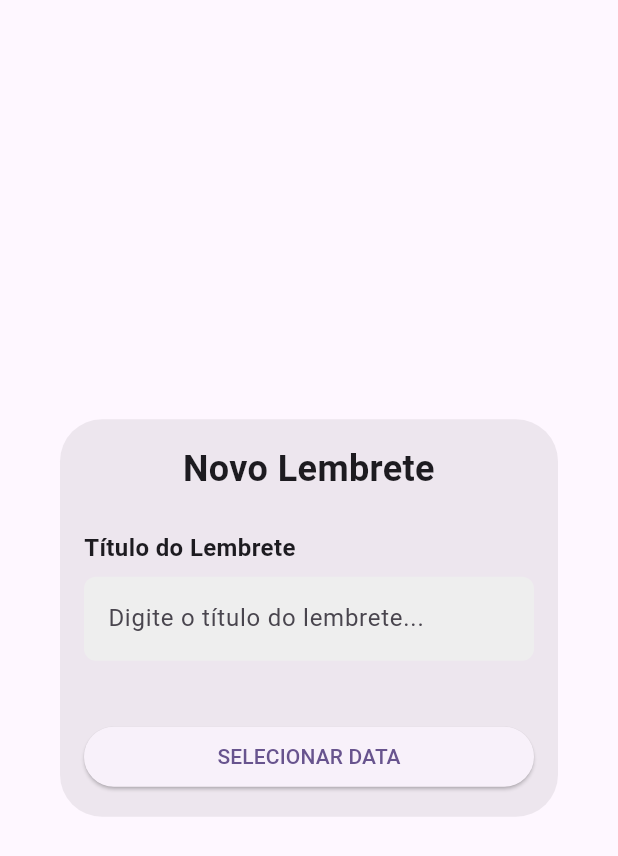
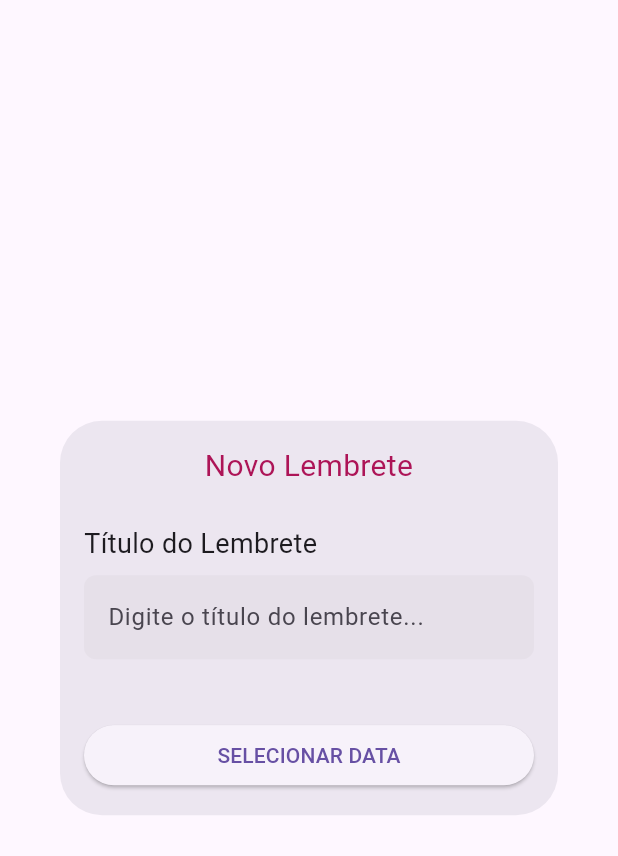
Before and after one commit to leticiatakenaka/reminder-app, a Flutter app: the FormularioDialog widget shown alone on an empty page, opened directly with empty values, on a phone screen of 412 x 824 dp. Shown: the top 856 px of the screen. Run offline on Flutter 3.47's test engine with Material 2 defaults, Android fonts, the phone set to English and light mode, and no system bars; our stand-ins replace cloud_firestore, firebase_core; accounts and stored records are empty.

Commit message:
ajustes de cores

```diff
--- a/lib/main.dart
+++ b/lib/main.dart
@@ -27,9 +27,7 @@ class Main extends StatelessWidget {
           Locale("pt", "BR"),
         ],
         locale: const Locale("pt", "BR"),
-        theme: ThemeData(
-            colorScheme: ColorScheme.fromSeed(seedColor: Colors.deepPurple),
-            useMaterial3: true),
+        theme: ThemeData(useMaterial3: true),
         home: const Home());
   }
 }
--- a/lib/view/formulario.dart
+++ b/lib/view/formulario.dart
@@ -53,16 +53,17 @@ class _FormularioDialogState extends State<FormularioDialog> {
                                       : "Novo Lembrete",
                                   textAlign: TextAlign.center,
                                   style: const TextStyle(
-                                      fontSize: 24,
-                                      fontWeight: FontWeight.bold)),
+                                    fontSize: 20,
+                                    color: Color(0xFFAD1457),
+                                  )),
                               const SizedBox(height: 24),
                               const Align(
                                   alignment: Alignment.centerLeft,
                                   child: Text(
                                     "Título do Lembrete",
                                     style: TextStyle(
-                                        fontSize: 16,
-                                        fontWeight: FontWeight.bold),
+                                      fontSize: 18,
+                                    ),
                                   )),
                               const SizedBox(height: 8),
                               TextFormField(
@@ -80,7 +81,6 @@ class _FormularioDialogState extends State<FormularioDialog> {
                                       : "",
                                   decoration: InputDecoration(
                                       filled: true,
-                                      fillColor: Colors.grey[200],
                                       hintText:
                                           "Digite o título do lembrete...",
                                       border: OutlineInputBorder(
@@ -104,6 +104,11 @@ class _FormularioDialogState extends State<FormularioDialog> {
                     : Column(
                         crossAxisAlignment: CrossAxisAlignment.stretch,
                         children: [
+                            const Text("Selecione a data",
+                                style: TextStyle(
+                                  fontSize: 20,
+                                  color: Color(0xFFAD1457),
+                                )),
                             CalendarDatePicker(
                                 firstDate: diaPosterior,
                                 initialDate: widget.atualizar
```
Also changed, not shown: lib/view/home.dart (+16 -4 lines).
